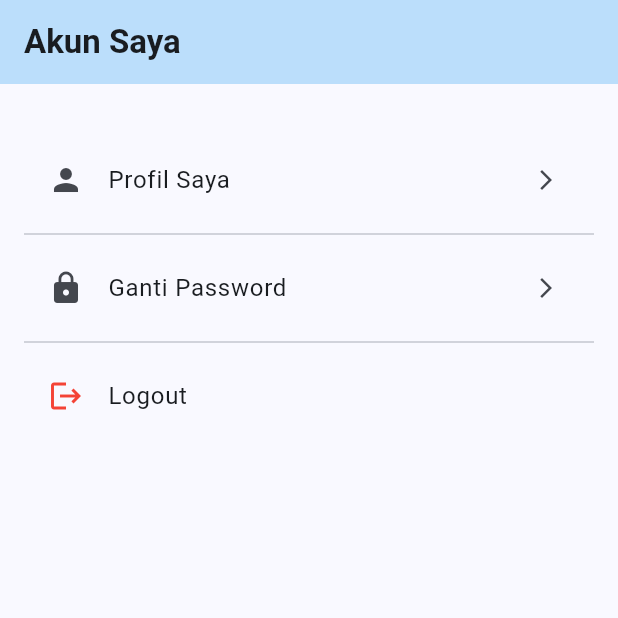
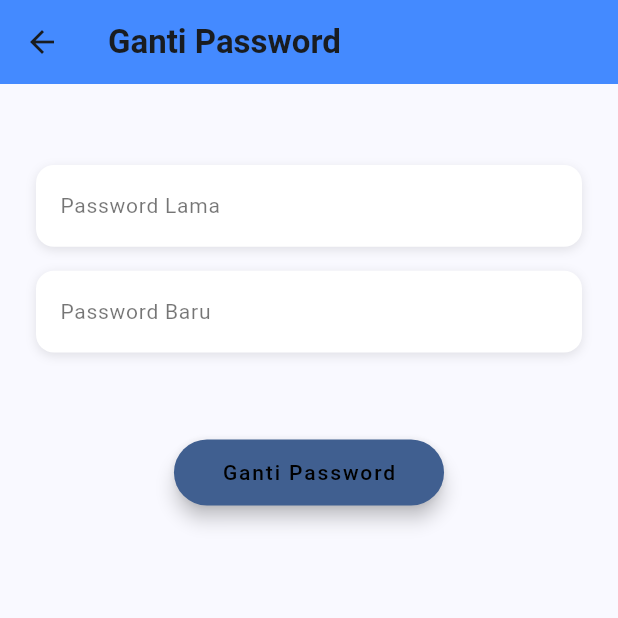
Before and after one commit to Vrynd/Skrining_apps, a Flutter app: the AccountPage screen opened directly, after a tap on "Ganti Password", on a phone screen of 412 x 824 dp, the top half of it. Run offline on Flutter 3.47's test engine with Material 3 defaults, Android fonts, the phone set to English and light mode, and no system bars; our stand-ins replace flutter_svg, google_fonts; Roboto replaces fonts that are missing (Overpass).

Commit message:
membuat tampilan ganti password

```diff
--- a/lib/main.dart
+++ b/lib/main.dart
@@ -32,6 +32,7 @@
       home: BottomNavBarPage(),
       routes: {
         '/profile': (context) => ProfilePage(),
+        '/change-password': (context) => PasswordChangePage(),
       }
     );
   }
--- a/lib/pages/account_page.dart
+++ b/lib/pages/account_page.dart
@@ -31,7 +31,7 @@ class AccountPage extends StatelessWidget {
                 title: const Text('Ganti Password'),
                 trailing: const Icon(Icons.arrow_forward_ios, size: 16),
                 onTap: () {
-
+                  Navigator.pushNamed(context, '/change-password');
                 },
               ),
               const Divider(),
--- /dev/null
+++ b/lib/pages/password_change_page.dart
@@ -0,0 +1,127 @@
+// import 'package:firebase_auth/firebase_auth.dart';
+import 'package:flutter/material.dart';
+import 'package:provider/provider.dart';
+import 'package:skrining_apps/provider/password_change_provider.dart';
+
+class PasswordChangePage extends StatelessWidget {
+  final _oldPasswordController = TextEditingController();
+  final _newPasswordController = TextEditingController();
+
+  PasswordChangePage({super.key});
+
+  @override
+  Widget build(BuildContext context) {
+    return Scaffold(
+      appBar: AppBar(
+        title: Text('Ganti Password'),
+        backgroundColor: Colors.blueAccent,
+        elevation: 0,
+      ),
+      body: ChangeNotifierProvider(
+        create: (context) => PasswordChangeProvider(),
+        child: SingleChildScrollView(
+          child: Padding(
+            padding: const EdgeInsets.all(24.0),
+            child: Consumer<PasswordChangeProvider>(
+              builder: (context, provider, child) {
+                return Column(
+                  crossAxisAlignment: CrossAxisAlignment.center,
+                  children: [
+                    // Text(
+                    //   "Ganti Password Anda",
+                    //   style: TextStyle(
+                    //     fontSize: 24,
+                    //     fontWeight: FontWeight.bold,
+                    //     color: Colors.black87,
+                    //   ),
+                    // ),
+                    SizedBox(height: 30),
+                    _buildTextField(
+                      controller: _oldPasswordController,
+                      label: 'Password Lama',
+                      obscureText: true,
+                    ),
+                    SizedBox(height: 16),
+                    _buildTextField(
+                      controller: _newPasswordController,
+                      label: 'Password Baru',
+                      obscureText: true,
+                    ),
+                    SizedBox(height: 32),
+                    // Show loading indicator or error message
+                    if (provider.isLoading)
+                      CircularProgressIndicator(
+                        valueColor: AlwaysStoppedAnimation<Color>(Colors.blueAccent),
+                      ),
+                    if (provider.errorMessage != null)
+                      Padding(
+                        padding: const EdgeInsets.only(top: 16.0),
+                        child: Text(
+                          provider.errorMessage!,
+                          style: TextStyle(color: Colors.red, fontSize: 14),
+                        ),
+                      ),
+                    SizedBox(height: 24),
+                    ElevatedButton(
+                      onPressed: () {
+                        final oldPassword = _oldPasswordController.text;
+                        final newPassword = _newPasswordController.text;
+                        provider.changePassword(
+                          oldPassword: oldPassword,
+                          newPassword: newPassword,
+                        );
+                      },
+                      style: ElevatedButton.styleFrom(
+                        backgroundColor: Theme.of(context).primaryColor,
+                        foregroundColor: Colors.black,
+                        padding: EdgeInsets.symmetric(vertical: 12, horizontal: 32),
+                        shape: RoundedRectangleBorder(
+                          borderRadius: BorderRadius.circular(30),
+                        ),
+                        elevation: 5,
+                      ),
+                      child: Text('Ganti Password'),
+                    ),
+                  ],
+                );
+              },
+            ),
+          ),
+        ),
+      ),
+    );
+  }
+
+  Widget _buildTextField({
+    required TextEditingController controller,
+    required String label,
+    required bool obscureText,
+  }) {
+    return Container(
+      padding: EdgeInsets.symmetric(horizontal: 16),
+      decoration: BoxDecoration(
+        color: Colors.white,
+        borderRadius: BorderRadius.circular(12),
+        boxShadow: [
+          BoxShadow(
+            color: Colors.black.withValues(alpha: 0.1),
+            blurRadius: 5,
+            offset: Offset(0, 2),
+          ),
+        ],
+      ),
+      child: TextField(
+        controller: controller,
+        obscureText: obscureText,
+        decoration: InputDecoration(
+          labelText: label,
+          labelStyle: TextStyle(
+            color: Colors.black54,
+            fontSize: 14,
+          ),
+          border: InputBorder.none,
+        ),
+      ),
+    );
+  }
+}
--- /dev/null
+++ b/lib/provider/password_change_provider.dart
@@ -0,0 +1,39 @@
+// import 'package:firebase_auth/firebase_auth.dart';
+import 'package:flutter/widgets.dart';
+
+class PasswordChangeProvider with ChangeNotifier {
+  // final FirebaseAuth _auth = FirebaseAuth.instance;
+  bool _isLoading = false;
+  String? _errorMessage;
+
+  bool get isLoading => _isLoading;
+  String? get errorMessage => _errorMessage;
+
+  Future<void> changePassword({
+    required String oldPassword,
+    required String newPassword,
+  }) async {
+    _isLoading = true;
+    notifyListeners();
+    try {
+      // User? user = _auth.currentUser;
+      // if (user != null) {
+        // AuthCredential credential = EmailAuthProvider.credential(
+        //   email: user.email!,
+        //   password: oldPassword,
+        // );
+        // await user.reauthenticateWithCredential(credential);
+
+        // await user.updatePassword(newPassword);
+        // await user.reload();
+
+        _isLoading = false;
+        notifyListeners();
+      // }
+    } catch (e) {
+      _errorMessage = e.toString();
+      _isLoading = false;
+      notifyListeners();
+    }
+  }
+}
```
